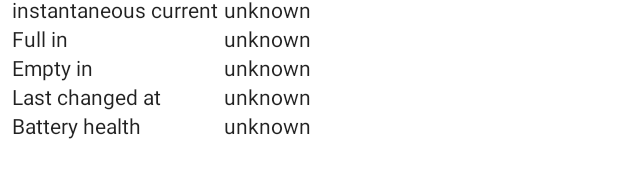
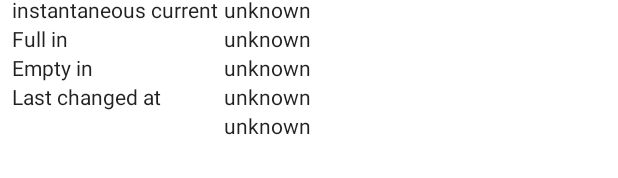
Before and after one commit to gammaraylab/Battery-Monitor, an Android app: the layout activity_main.xml on its own in the app's theme, with its tools: preview values and no code run, on a phone screen of 412 x 824 dp. Shown: the part 505-683 px from the top of the screen. Run offline under Robolectric (Android 15) with nearby library versions, the light colour scheme and no system bars; plain views replace LineChart.

Commit message:
removed 'Battery health'

```diff
--- a/app/src/main/java/com/gammaray/batterymonitor/MainActivity.kt
+++ b/app/src/main/java/com/gammaray/batterymonitor/MainActivity.kt
@@ -252,7 +252,6 @@ class MainActivity : AppCompatActivity() {
                 timeLeftUntilFull.text = stats.timeTillFull(isCharging)
                 timeLeftUntilEmpty.text = stats.timeTillEmpty(isCharging)
                 lastChanged.text = stats.timeSinceLastChanged()
-                batteryHealth.text = stats.batteryHealth()
 
                 val entries = ArrayList<Entry>()
                 if (rawDataList.isNotEmpty()) {
--- a/app/src/main/res/layout/activity_main.xml
+++ b/app/src/main/res/layout/activity_main.xml
@@ -67,9 +67,6 @@
                 <TextView
                     android:text="@string/last_changed_at"
                     style="@style/statsTextStyle"/>
-                <TextView
-                    android:text="@string/battery_health"
-                    style="@style/statsTextStyle"/>
             </LinearLayout>
             <LinearLayout
                 android:id="@+id/linearLayout2"
```
